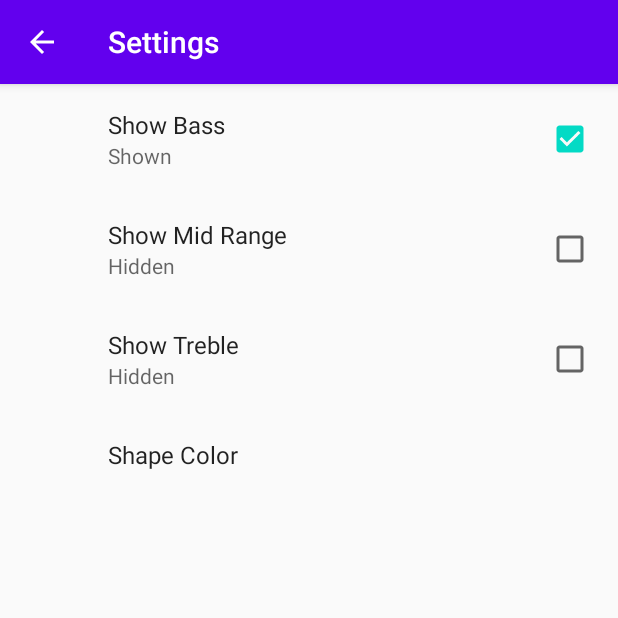
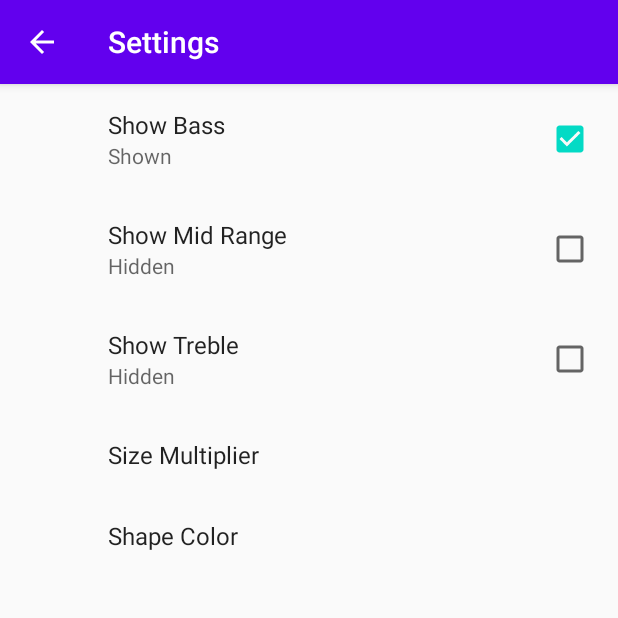
Before and after one commit to lighttt/MusicVisualizer, an Android app: the screen it shows after launch (SettingsActivity), in the options menu, after a tap on "Settings", on a phone screen of 412 x 824 dp, the top half of it. Run offline under Robolectric (Android 15) with nearby library versions, the phone set to English and light mode, and no system bars; our stand-ins replace androidx.preference; 1 statement that could not run was skipped.

Commit message:
Added edittext preference with edittextconstraints

```diff
--- a/app/src/main/java/np/com/manishtuladhar/trymusicvisualizer/VisualizerActivity.java
+++ b/app/src/main/java/np/com/manishtuladhar/trymusicvisualizer/VisualizerActivity.java
@@ -47,6 +47,8 @@ public class VisualizerActivity extends AppCompatActivity implements SharedPrefe
                 getResources().getBoolean(R.bool.pref_show_treble_default)));
         mVisualizerView.setMinSizeScale(1);
         loadColorFromPreferences(sharedPreferences);
+        loadSizeFromSharedPreferences(sharedPreferences);
+
         //register the listener
         sharedPreferences.registerOnSharedPreferenceChangeListener(this);
     }
@@ -54,6 +56,12 @@ public class VisualizerActivity extends AppCompatActivity implements SharedPrefe
     private void loadColorFromPreferences(SharedPreferences sharedPreferences) {
         mVisualizerView.setColor(sharedPreferences.getString(getString(R.string.pref_color_key),
                 getString(R.string.pref_color_red_value)));
+    }
+
+    private void loadSizeFromSharedPreferences(SharedPreferences sharedPreferences) {
+        float minSize = Float.parseFloat(sharedPreferences.getString(getString(R.string.pref_size_key),
+                getString(R.string.pref_size_default)));
+        mVisualizerView.setMinSizeScale(minSize);
     }
 
     //if a shared preference change
@@ -65,9 +73,10 @@ public class VisualizerActivity extends AppCompatActivity implements SharedPrefe
             mVisualizerView.setShowMid(sharedPreferences.getBoolean(key, getResources().getBoolean(R.bool.pref_show_mid_range_default)));
         } else if (key.equals(getString(R.string.pref_show_treble_key))) {
             mVisualizerView.setShowTreble(sharedPreferences.getBoolean(key, getResources().getBoolean(R.bool.pref_show_treble_default)));
-        }
-        else if (key.equals(getString(R.string.pref_color_key))) {
+        } else if (key.equals(getString(R.string.pref_color_key))) {
             loadColorFromPreferences(sharedPreferences);
+        } else if (key.equals(getString(R.string.pref_size_key))) {
+            loadSizeFromSharedPreferences(sharedPreferences);
         }
     }
 
--- a/app/src/main/res/values/strings.xml
+++ b/app/src/main/res/values/strings.xml
@@ -30,6 +30,15 @@
     <string name="pref_color_label_green">Green</string>
     <string name="pref_color_key" translatable="false">color</string>
 
+    <!-- Label for the size preference -->
+    <string name="pref_size_label">Size Multiplier</string>
+
+    <!-- Key name for storing size in SharedPreferences -->
+    <string name="pref_size_key" translatable="false">size</string>
+
+    <!-- Default for size preference -->
+    <string name="pref_size_default" translatable="false">1</string>
+
     <!-- Value in SharedPreferences for red color option -->
     <string name="pref_color_red_value" translatable="false">red</string>
 
--- a/app/src/main/res/xml/pref_visualizer.xml
+++ b/app/src/main/res/xml/pref_visualizer.xml
@@ -22,6 +22,12 @@
        android:summaryOn="@string/pref_show_true"
        android:title="@string/pref_show_treble_label" />
 
+   <EditTextPreference
+       android:defaultValue="@string/pref_size_default"
+       android:key="@string/pref_size_key"
+       android:title="@string/pref_size_label" />
+
+
    <ListPreference
        android:defaultValue="@string/pref_color_red_value"
        android:entries="@array/pref_color_option_labels"
```
Also changed, not shown: app/src/main/java/np/com/manishtuladhar/trymusicvisualizer/SettingsFragment.java (+32 -1 lines).
